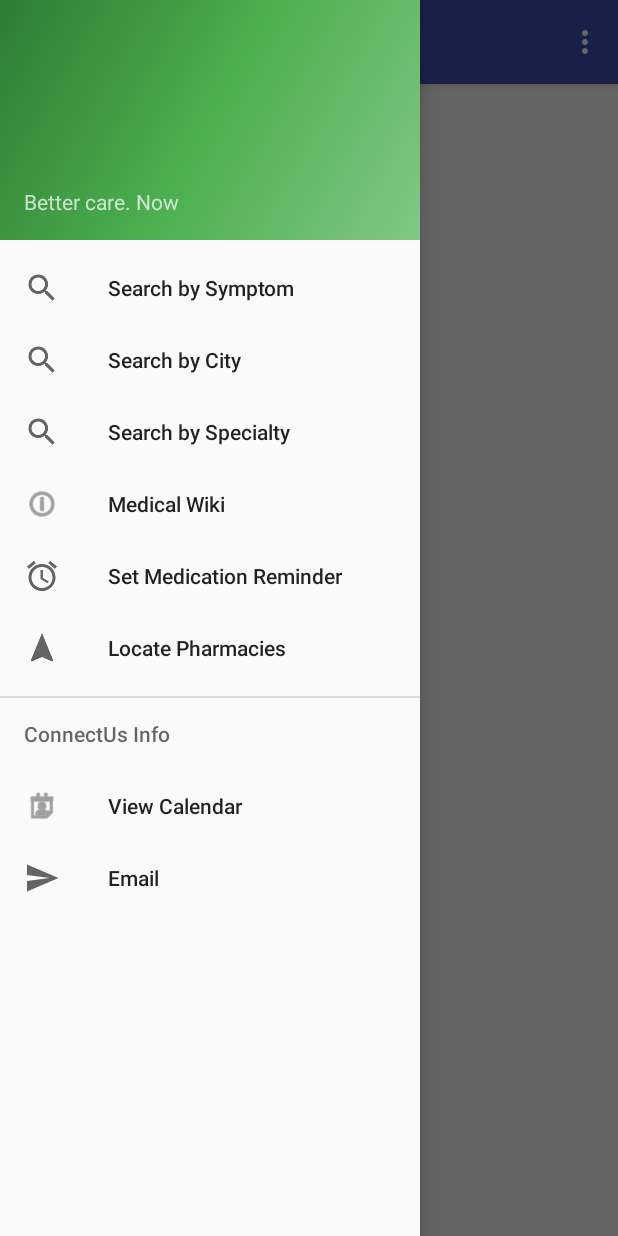
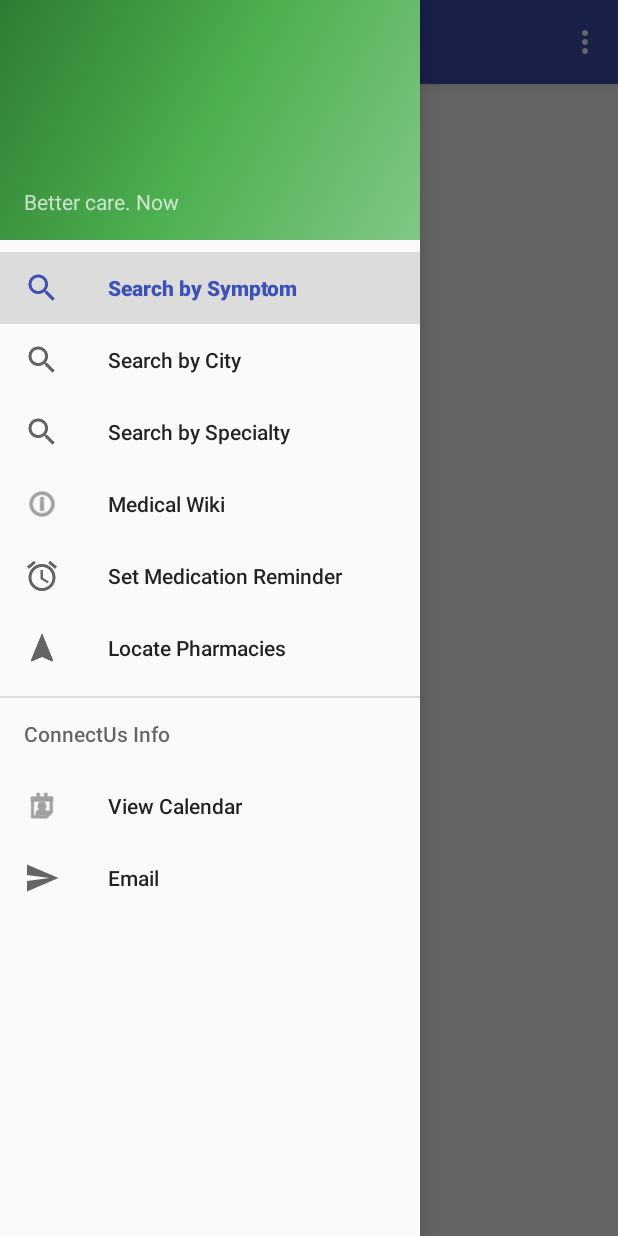
Before and after one commit to winnk/ConnectUs-Android, an Android app: the screen it shows after launch (MainActivity), with the side drawer open, on a phone screen of 412 x 824 dp. Run offline under Robolectric (Android 15) with nearby library versions, the phone set to English and light mode, and no system bars.

Commit message:
adds default menu symptom item

```diff
--- a/app/src/main/res/menu/activity_main_drawer.xml
+++ b/app/src/main/res/menu/activity_main_drawer.xml
@@ -5,7 +5,8 @@
         <item
             android:id="@+id/nav_symptom"
             android:icon="@drawable/ic_search"
-            android:title="Search by Symptom"/>
+            android:title="Search by Symptom"
+            android:checked="true"/>
         <item
             android:id="@+id/nav_city"
             android:icon="@drawable/ic_search"
```
